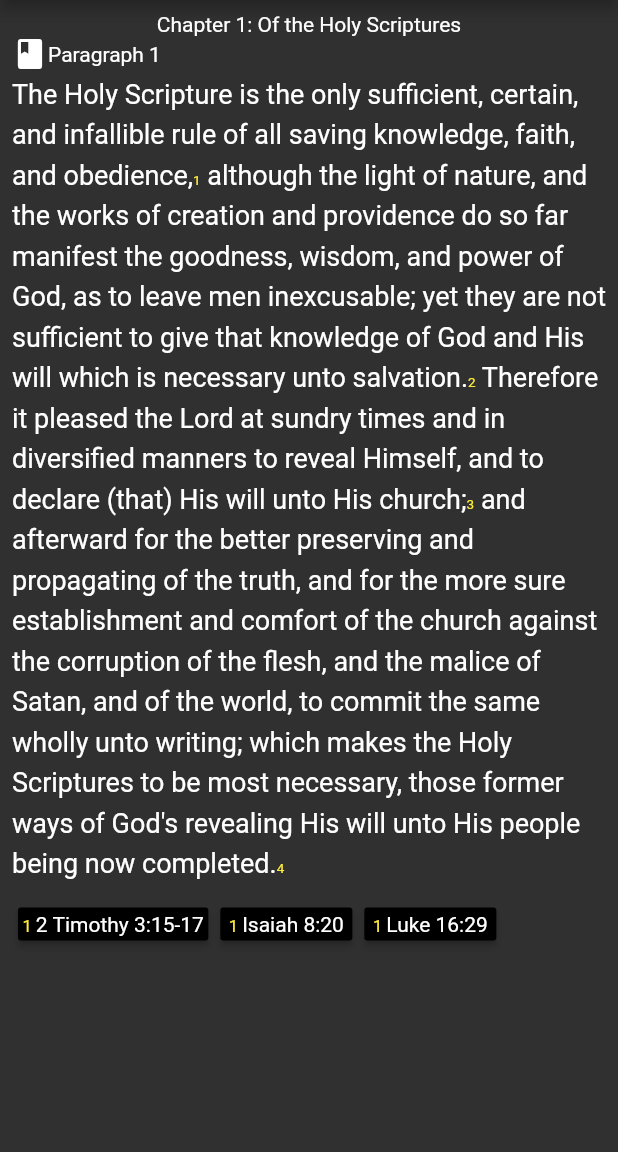
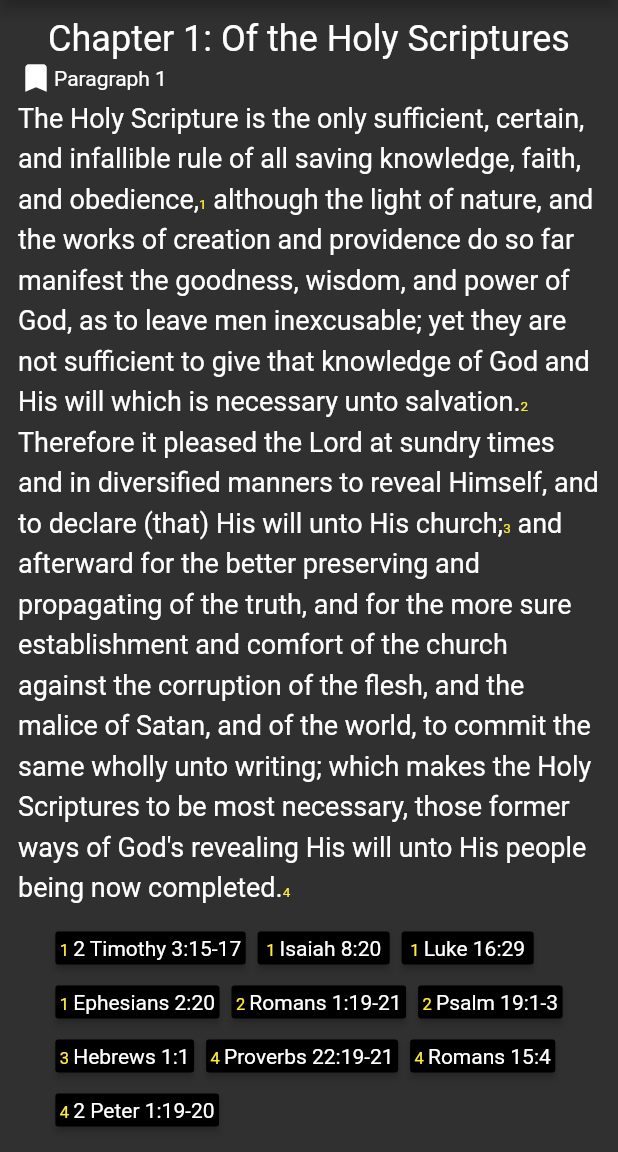
Before and after one commit to benhcleve/1689ConfessionFlutter, a Flutter app: the screen it shows after launch, in the side drawer, after a tap on "Chapter 1", on a phone screen of 412 x 824 dp, the part 84-1236 px from its top. Run offline on Flutter 3.47's test engine with Material 2 defaults, Android fonts, the phone set to English and light mode, and no system bars.

Commit message:
Structured the page layout and made clean components

```diff
--- a/lib/Components/bible_verse_button.dart
+++ b/lib/Components/bible_verse_button.dart
@@ -45,7 +45,7 @@ class BibleVerse extends StatefulWidget {
                   ));
         },
         padding: EdgeInsets.all(3),
-        height: 10,
+        height: 0,
         color: Colors.black,
         child: RichText(
             text: TextSpan(
--- /dev/null
+++ b/lib/Components/page_layout.dart
@@ -0,0 +1,73 @@
+import 'package:flutter/material.dart';
+import 'package:confession_app/Components/page_route.dart';
+import 'package:confession_app/Screens/home_screen.dart';
+
+class Layout {
+  static TextStyle chapterTitleStyle = new TextStyle(fontSize: 24);
+  static TextStyle verseRefBody = new TextStyle(color: Colors.yellow, fontSize: 9, height: 1.5);
+  static TextStyle plainTextBody = new TextStyle(fontSize: 18, height: 1.5);
+
+  static AppBar defaultAppBar() {
+    return AppBar(title: Text("1689 London Baptist Confession"));
+  }
+
+  static Drawer defaultDrawer(BuildContext context) {
+    return Drawer(
+        child: SafeArea(
+      child: ListView(
+        children: <Widget>[
+          Container(
+            height: 50.0,
+            child: DrawerHeader(child: Text('Chapters', style: TextStyle(fontSize: 24)), margin: EdgeInsets.all(0.0), padding: EdgeInsets.all(0.0)),
+          ),
+          OutlineButton(
+            child: Text('Home'),
+            onPressed: () {
+              Navigator.push(context, InstantPageRoute(widget: HomeScreen()));
+            },
+          )
+        ],
+      ),
+    ));
+  }
+
+  static SafeArea paragraph(Row title, List<TextSpan> sections, List<Padding> bibleVerses) {
+    return SafeArea(
+      child: Column(children: [
+        title,
+        RichText(
+          text: TextSpan(
+            children: sections,
+          ),
+        ),
+        Wrap(
+          runSpacing: -20,
+          children: bibleVerses,
+        ),
+      ]),
+    );
+  }
+
+  static Text cTitle(String chapterTitle) {
+    return Text(
+      chapterTitle,
+      style: chapterTitleStyle,
+    );
+  }
+
+  static Row pTitle(int paragraphNum, Key paragraphKey) {
+    return Row(
+      key: paragraphKey,
+      children: <Widget>[Icon(Icons.bookmark), Text("Paragraph $paragraphNum")],
+    );
+  }
+
+  static TextSpan pSection(String sectionText, int refNumber) {
+    return TextSpan(
+      children: [
+        TextSpan(text: sectionText, style: plainTextBody),
+        TextSpan(text: '$refNumber', style: verseRefBody),
+      ],
+    );
+  }
+}
--- a/lib/Data/chapter1_data.dart
+++ b/lib/Data/chapter1_data.dart
@@ -1,10 +1,8 @@
 class ChapterOneData {
-  static var p1Ref1 =
-      "The Holy Scripture is the only sufficient, certain, and infallible rule of all saving knowledge, faith, and obedience,";
-  static var p1Ref2 =
+  static var p1Sec1 = "The Holy Scripture is the only sufficient, certain, and infallible rule of all saving knowledge, faith, and obedience,";
+  static var p1Sec2 =
       " although the light of nature, and the works of creation and providence do so far manifest the goodness, wisdom, and power of God, as to leave men inexcusable; yet they are not sufficient to give that knowledge of God and His will which is necessary unto salvation.";
-  static var p1Ref3 =
-      " Therefore it pleased the Lord at sundry times and in diversified manners to reveal Himself, and to declare (that) His will unto His church;";
-  static var p1Ref4 =
+  static var p1Sec3 = " Therefore it pleased the Lord at sundry times and in diversified manners to reveal Himself, and to declare (that) His will unto His church;";
+  static var p1Sec4 =
       " and afterward for the better preserving and propagating of the truth, and for the more sure establishment and comfort of the church against the corruption of the flesh, and the malice of Satan, and of the world, to commit the same wholly unto writing; which makes the Holy Scriptures to be most necessary, those former ways of God's revealing His will unto His people being now completed.";
 }
--- a/lib/Screens/chapter_1.dart
+++ b/lib/Screens/chapter_1.dart
@@ -1,10 +1,7 @@
 import 'package:confession_app/Components/bible_verse_button.dart';
-import 'package:confession_app/Components/page_route.dart';
+import 'package:confession_app/Components/page_layout.dart';
 import 'package:confession_app/Data/chapter1_data.dart';
-import 'package:confession_app/Data/settings.dart';
 import 'package:flutter/material.dart';
-import 'package:confession_app/Screens/home_screen.dart';
-import 'package:confession_app/Screens/settings_screen.dart';
 
 class Chapter1 extends StatelessWidget {
   @override
@@ -15,55 +12,31 @@ class Chapter1 extends StatelessWidget {
     Key par1 = UniqueKey();
 
     return Scaffold(
-      appBar: AppBar(title: Text("1689 London Baptist Confession")),
-      drawer: Drawer(
-          child: SafeArea(
-        child: ListView(
-          children: <Widget>[
-            Container(
-              height: 50.0,
-              child: DrawerHeader(child: Text('Chapters', style: TextStyle(fontSize: 24)), margin: EdgeInsets.all(0.0), padding: EdgeInsets.all(0.0)),
-            ),
-            OutlineButton(
-              child: Text('Home'),
-              onPressed: () {
-                Navigator.push(context, InstantPageRoute(widget: HomeScreen()));
-              },
-            )
-          ],
-        ),
-      )),
+      appBar: Layout.defaultAppBar(),
+      drawer: Layout.defaultDrawer(context),
       body: SingleChildScrollView(
         child: Padding(
-          padding: const EdgeInsets.all(8.0),
+          padding: const EdgeInsets.all(12.0),
           child: SafeArea(
             child: Column(children: [
-              Text('Chapter 1: Of the Holy Scriptures'),
-              Row(
-                key: par1,
-                children: <Widget>[Icon(Icons.book), Text('Paragraph 1')],
-              ),
-              RichText(
-                text: TextSpan(
-                  children: [
-                    TextSpan(text: ChapterOneData.p1Ref1, style: plainTextBody),
-                    TextSpan(text: '1', style: verseRefBody),
-                    TextSpan(text: ChapterOneData.p1Ref2, style: plainTextBody),
-                    TextSpan(text: '2', style: verseRefBody),
-                    TextSpan(text: ChapterOneData.p1Ref3, style: plainTextBody),
-                    TextSpan(text: '3', style: verseRefBody),
-                    TextSpan(text: ChapterOneData.p1Ref4, style: plainTextBody),
-                    TextSpan(text: '4', style: verseRefBody),
-                  ],
-                ),
-              ),
-              Row(
-                children: <Widget>[
-                  BibleVerse.button(context, 1, "2 Timothy 3:15-17"),
-                  BibleVerse.button(context, 1, "Isaiah 8:20"),
-                  BibleVerse.button(context, 1, "Luke 16:29"),
-                ],
-              ),
+              Layout.cTitle("Chapter 1: Of the Holy Scriptures"),
+              Layout.paragraph(Layout.pTitle(1, par1), [
+                Layout.pSection(ChapterOneData.p1Sec1, 1),
+                Layout.pSection(ChapterOneData.p1Sec2, 2),
+                Layout.pSection(ChapterOneData.p1Sec3, 3),
+                Layout.pSection(ChapterOneData.p1Sec4, 4)
+              ], [
+                BibleVerse.button(context, 1, "2 Timothy 3:15-17"),
+                BibleVerse.button(context, 1, "Isaiah 8:20"),
+                BibleVerse.button(context, 1, "Luke 16:29"),
+                BibleVerse.button(context, 1, "Ephesians 2:20"),
+                BibleVerse.button(context, 2, "Romans 1:19-21"),
+                BibleVerse.button(context, 2, "Psalm 19:1-3"),
+                BibleVerse.button(context, 3, "Hebrews 1:1"),
+                BibleVerse.button(context, 4, "Proverbs 22:19-21"),
+                BibleVerse.button(context, 4, "Romans 15:4"),
+                BibleVerse.button(context, 4, "2 Peter 1:19-20"),
+              ])
             ]),
           ),
         ),
```
Also changed, not shown: lib/Screens/chapter_screen.dart (deleted, +0 -58 lines).
